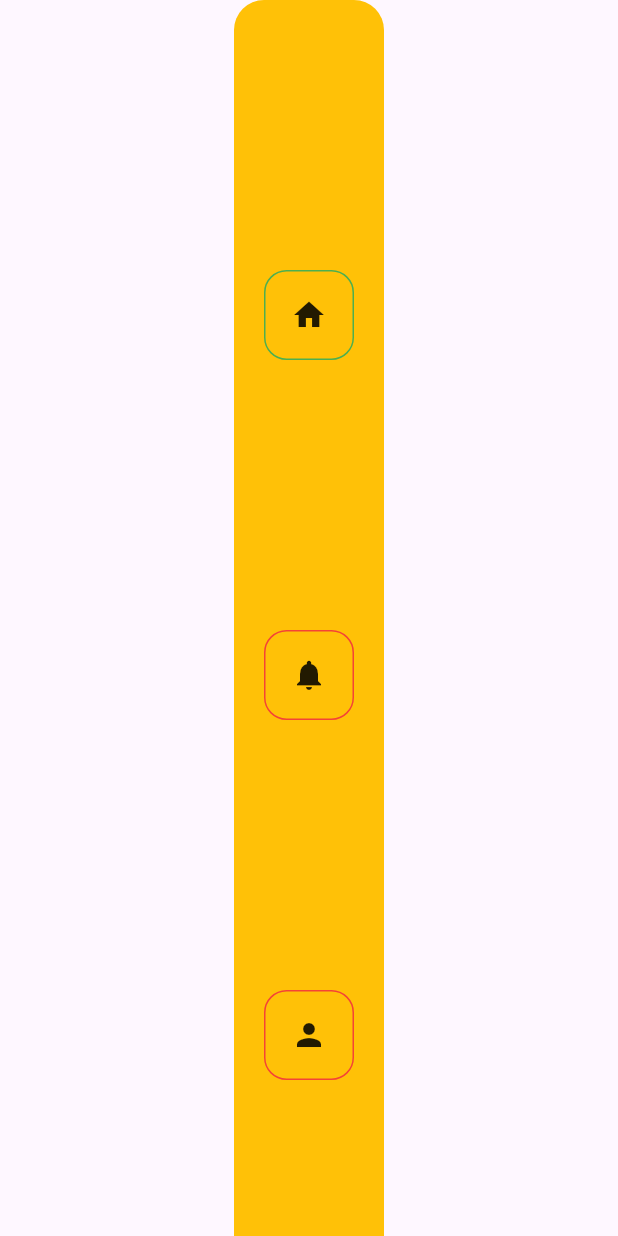
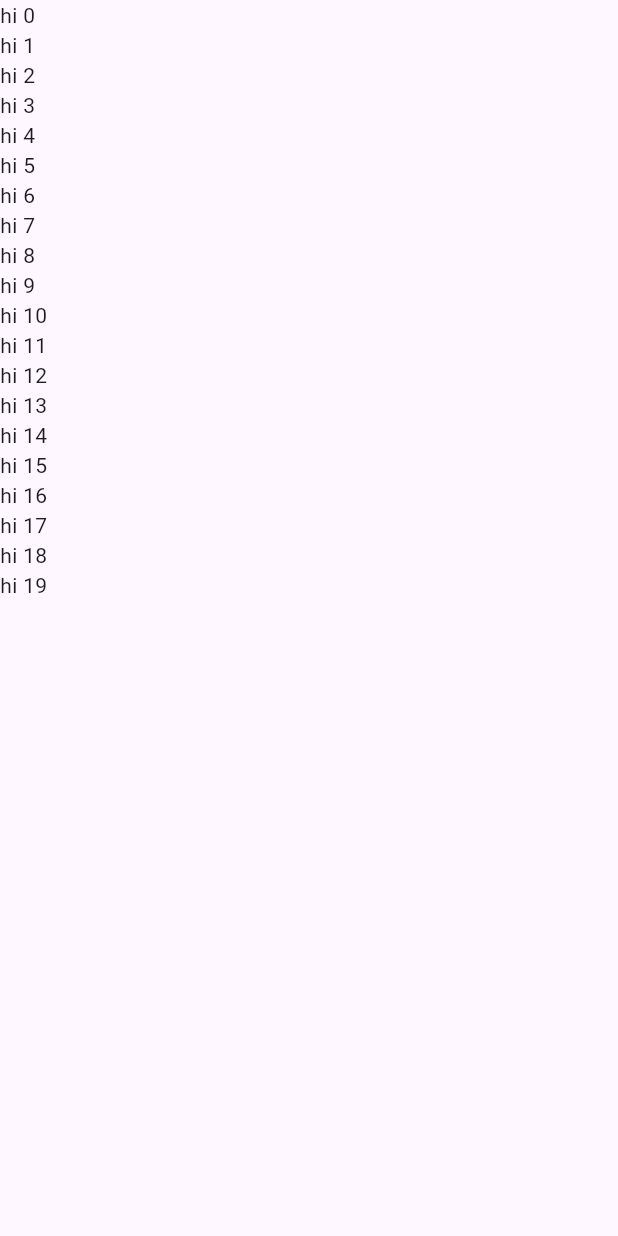
Before and after one commit to KSABBAS/My-Flutter-tools, a Flutter app: the screen it shows after launch, on a phone screen of 412 x 824 dp. Run offline on Flutter 3.47's test engine with Material 3 defaults, Android fonts, the phone set to English and light mode, and no system bars; our stand-ins replace video_player; missing offline and left inert: insta_image_viewer, media_kit.

Commit message:
WidgetListBuilder is done

```diff
--- /dev/null
+++ b/my_tools_development/lib/MyTools/Functions/WidgetListBuilder.dart
@@ -0,0 +1,12 @@
+import 'package:flutter/material.dart';
+
+List<Widget> WidgetListBuilder ({required int itemCount ,required Widget Function(int index) builder ,void Function(List<Widget> finalList)? finalList}) {
+  List<Widget> list = [];
+  for (int i = 0; i < itemCount; i++) {
+    list.add(builder(i));
+  }
+  if (finalList != null) {
+    finalList(list);
+  }
+  return list;
+}
--- a/my_tools_development/lib/MyTools/tools/builder_tools/Specific_height_width_grid.dart
+++ b/my_tools_development/lib/MyTools/tools/builder_tools/Specific_height_width_grid.dart
@@ -1,4 +1,4 @@
-import 'package:flutter/material.dart';
+// import 'package:flutter/material.dart';
 // import 'package:my_tools_development/MyTools/tools/CMaker_Tools/CMaker.dart';
 // class WGridBuilder extends StatefulWidget {
 //   WGridBuilder(
@@ -21,7 +21,7 @@ import 'package:flutter/material.dart';
 //       this.childPadding,
 //       this.Scroll});
 //   int crossAxisCount;
-//   Widget Function(int Index) builder;
+//   Widget Function(int index) builder;
 //   int itemCount;
 //   double? childWidth;
 //   Color? childColor;
--- a/my_tools_development/lib/main.dart
+++ b/my_tools_development/lib/main.dart
@@ -1,11 +1,16 @@
 import 'package:flutter/material.dart';
 import 'package:media_kit/media_kit.dart';
+import 'package:my_tools_development/MyTools/Functions/Height_and_width_Functions.dart';
+import 'package:my_tools_development/MyTools/Functions/MyResponsive.dart';
 import 'package:my_tools_development/MyTools/MyFunctionTools.dart';
 import 'package:my_tools_development/MyTools/MyTools.dart';
 import 'package:my_tools_development/MyTools/tools/Button_Tools/Checkbox/MultiCBox.dart';
 import 'package:my_tools_development/MyTools/tools/Button_Tools/MyButton.dart';
 import 'package:my_tools_development/MyTools/tools/Button_Tools/Radio/MultiRButton.dart';
 import 'package:my_tools_development/MyTools/tools/CMaker_Tools/CMaker.dart';
+import 'package:my_tools_development/MyTools/tools/Generator_Tools/generateQRCode.dart';
+import 'package:my_tools_development/MyTools/tools/Image_Tools/Image_Viewers/ClickToOpenImageViwer.dart';
+import 'package:my_tools_development/MyTools/tools/Scanner_Tools/scanQR.dart';
 import 'package:my_tools_development/MyTools/tools/Selector_Tools/MyColumnWidgetSelector.dart';
 import 'package:my_tools_development/MyTools/tools/Selector_Tools/MyExpandingColumnWidgetSelector.dart';
 import 'package:my_tools_development/MyTools/tools/Selector_Tools/MyExpandingRowWidgetSelector.dart';
@@ -13,6 +18,7 @@ import 'package:my_tools_development/MyTools/tools/Selector_Tools/MyRowWidgetSel
 import 'package:my_tools_development/MyTools/tools/Text_Tools/TMaker.dart';
 import 'package:my_tools_development/MyTools/tools/builder_tools/DistributiveGView.dart';
 import 'package:my_tools_development/MyTools/tools/builder_tools/Specific_height_width_grid.dart';
+import 'package:my_tools_development/MyTools/Functions/WidgetListBuilder.dart';
 
 void main() {
   WidgetsFlutterBinding.ensureInitialized();
@@ -36,26 +42,15 @@ class _AppState extends State<App> {
   @override
   Widget build(BuildContext context) {
     return Center(
-        child: MyExpandingColumnWidgetSelector(
-      iconsList: [
-        Icon(Icons.home),
-        Icon(Icons.notifications),
-        Icon(Icons.person),
-      ],
-      width: 100,
-      betweenSpaces: 180,
-      SelectedContainerBorder: Border.all(color: Colors.green),
-
-      selectedContainerColor: Colors.transparent,
-      unSelectedContainerBorder: Border.all(color: Colors.red),
-      barColor: Colors.amber,
-
-      onChange: (index) {
-        print(index);
-        setState(() {
-
-        });
+        child: ListView(
+            children: WidgetListBuilder(
+      itemCount: 20,
+      builder: (index) {
+        return Text("hi $index");
       },
-    ));
+      finalList: (finalList) {
+        print(finalList);
+      },
+    )));
   }
 }
```
Also changed, not shown: my_tools_development/lib/MyTools/Functions/WidgetListMaker.dart (deleted, +0 -8 lines), my_tools_development/lib/MyTools/tools/Button_Tools/MyButton.dart (+81 -71 lines), my_tools_development/lib/MyTools/tools/CMaker_Tools/CMaker.dart (+8 -1 lines), my_tools_development/lib/MyTools/tools/Image_Tools/Image_Viewers/ClickToOpenImageViwer.dart (+79 -79 lines), my_tools_development/lib/MyTools/tools/Scanner_Tools/scanQR.dart (+4 -4 lines).
